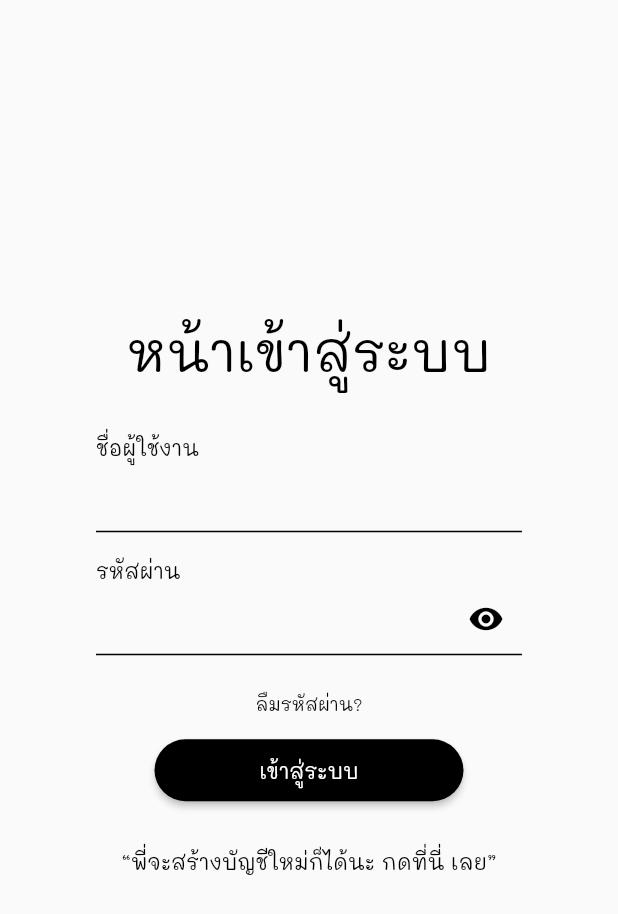
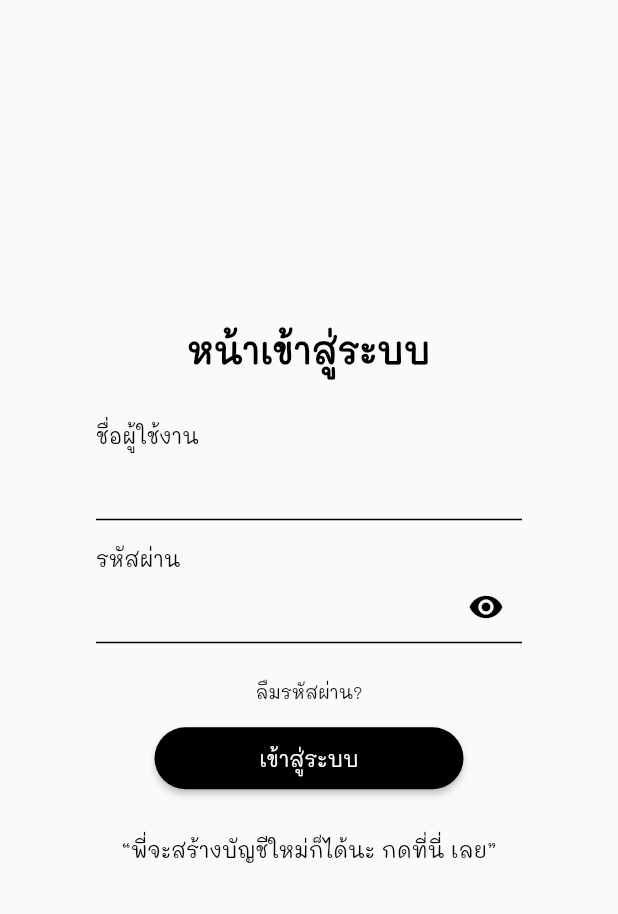
Before and after one commit to boraprae/heli_bifrost_project, a Flutter app: the screen it shows after launch, on a phone screen of 412 x 824 dp. Shown: the top 914 px of the screen. Run offline on Flutter 3.47's test engine with Material 2 defaults, Android fonts, the phone set to English and light mode, and no system bars; our stand-ins replace auto_size_text, flutter_dotenv, get.

Commit message:
fixed size

```diff
--- a/lib/login/login.dart
+++ b/lib/login/login.dart
@@ -26,8 +26,8 @@ class _LoginState extends State<Login> {
                 'หน้าเข้าสู่ระบบ',
                 style: TextStyle(
                   color: Colors.black,
-                  fontSize: 36,
-                  fontWeight: FontWeight.w500,
+                  fontSize: 24,
+                  fontWeight: FontWeight.bold,
                 ),
               ),
               // ),
```
